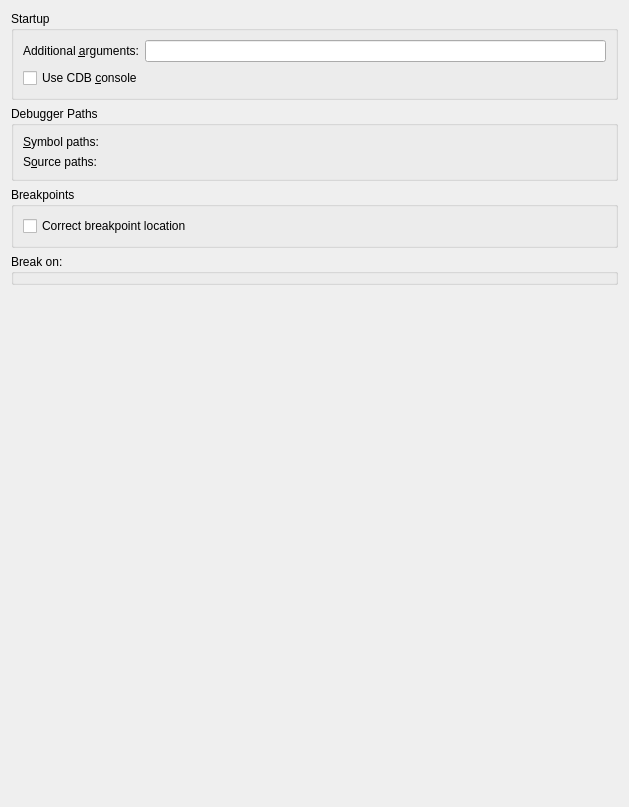
Old version of the form src/plugins/debugger/cdb/cdboptionspagewidget.ui in the repository qt-creator/qt-creator.
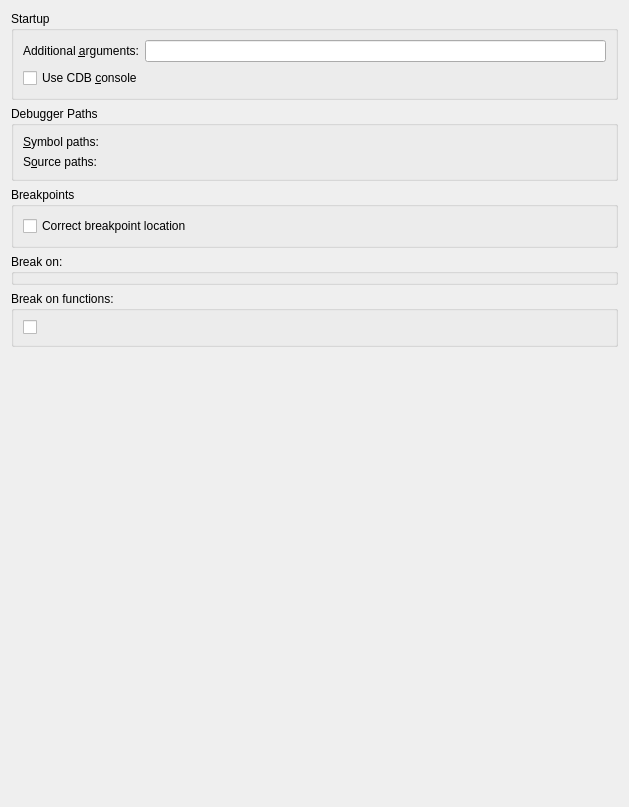
New version of the form. Custom widgets are drawn as their Qt base class.

Commit message:
CDB: Add setting to add breakpoint at CrtDbgReport().
- Factor out message/tooltips for breakpoints on functions.
- Add stringlist of break functions to CdbOptions.
- Set breakpoints with module, ignore response.

Diff of the .ui file:
```diff
--- a/src/plugins/debugger/cdb/cdboptionspagewidget.ui
+++ b/src/plugins/debugger/cdb/cdboptionspagewidget.ui
@@ -120,6 +120,18 @@
      </property>
     </widget>
    </item>
+   <item>
+    <widget class="QGroupBox" name="breakFunctionGroupBox">
+     <property name="title">
+      <string>Break on functions:</string>
+     </property>
+     <layout class="QVBoxLayout" name="verticalLayout_2">
+      <item>
+       <widget class="QCheckBox" name="breakCrtDbgReportCheckBox"/>
+      </item>
+     </layout>
+    </widget>
+   </item>
    <item>
     <spacer name="verticalSpacer">
      <property name="orientation">
```
The commit also changes 7 other files.
